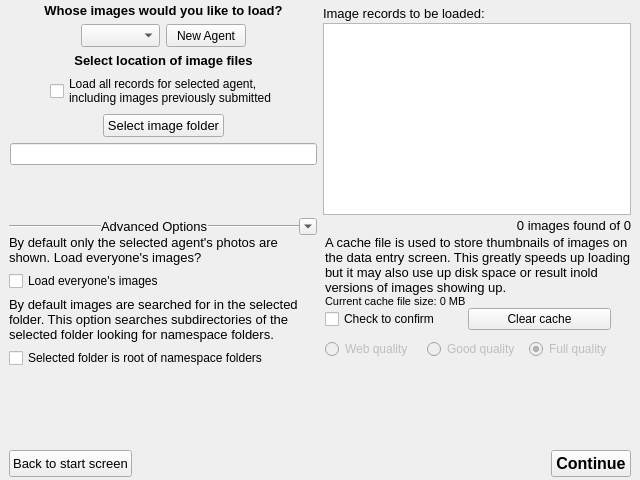
Above: src/editexisting.ui from kopolzin/bioimages-collection-manager before the change. Below: the same form after it.
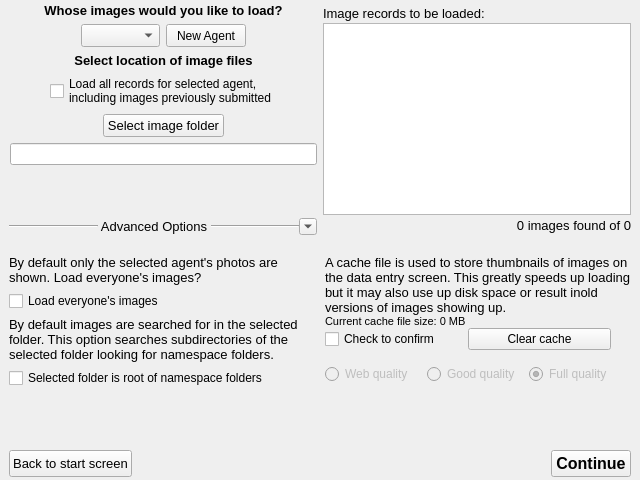
That is the form after the change. Icons and pictures are not drawn.

Diff of the .ui file:
```diff
--- a/src/editexisting.ui
+++ b/src/editexisting.ui
@@ -368,7 +368,7 @@
           </font>
          </property>
          <property name="text">
-          <string>Advanced Options</string>
+          <string> Advanced Options </string>
          </property>
         </widget>
        </item>
@@ -542,6 +542,12 @@
    </item>
    <item row="1" column="0" colspan="2">
     <widget class="QWidget" name="advancedWidget" native="true">
+     <property name="sizePolicy">
+      <sizepolicy hsizetype="Preferred" vsizetype="MinimumExpanding">
+       <horstretch>0</horstretch>
+       <verstretch>0</verstretch>
+      </sizepolicy>
+     </property>
      <layout class="QGridLayout" name="gridLayout">
       <property name="leftMargin">
        <number>0</number>
@@ -558,7 +564,68 @@
       <property name="verticalSpacing">
        <number>0</number>
       </property>
-      <item row="0" column="0" rowspan="2">
+      <item row="2" column="1" rowspan="2">
+       <layout class="QHBoxLayout" name="horizontalLayout_6">
+        <property name="spacing">
+         <number>0</number>
+        </property>
+        <item>
+         <widget class="QRadioButton" name="webQualityButton">
+          <property name="enabled">
+           <bool>false</bool>
+          </property>
+          <property name="sizePolicy">
+           <sizepolicy hsizetype="Minimum" vsizetype="Minimum">
+            <horstretch>0</horstretch>
+            <verstretch>0</verstretch>
+           </sizepolicy>
+          </property>
+          <property name="text">
+           <string>Web quality</string>
+          </property>
+         </widget>
+        </item>
+        <item>
+         <widget class="QRadioButton" name="goodQualityButton">
+          <property name="enabled">
+           <bool>false</bool>
+          </property>
+          <property name="sizePolicy">
+           <sizepolicy hsizetype="Minimum" vsizetype="Minimum">
+            <horstretch>0</horstretch>
+            <verstretch>0</verstretch>
+           </sizepolicy>
+          </property>
+          <property name="text">
+           <string>Good quality</string>
+          </property>
+          <property name="checked">
+           <bool>false</bool>
+          </property>
+         </widget>
+        </item>
+        <item>
+         <widget class="QRadioButton" name="fullQualityButton">
+          <property name="enabled">
+           <bool>false</bool>
+          </property>
+          <property name="sizePolicy">
+           <sizepolicy hsizetype="Minimum" vsizetype="Minimum">
+            <horstretch>0</horstretch>
+            <verstretch>0</verstretch>
+           </sizepolicy>
+          </property>
+          <property name="text">
+           <string>Full quality</string>
+          </property>
+          <property name="checked">
+           <bool>true</bool>
+          </property>
+         </widget>
+        </item>
+       </layout>
+      </item>
+      <item row="1" column="0" rowspan="2">
        <layout class="QVBoxLayout" name="verticalLayout_2">
         <property name="spacing">
          <number>6</number>
@@ -631,68 +698,7 @@
         </item>
        </layout>
       </item>
-      <item row="1" column="1" rowspan="2">
-       <layout class="QHBoxLayout" name="horizontalLayout_6">
-        <property name="spacing">
-         <number>0</number>
-        </property>
-        <item>
-         <widget class="QRadioButton" name="webQualityButton">
-          <property name="enabled">
-           <bool>false</bool>
-          </property>
-          <property name="sizePolicy">
-           <sizepolicy hsizetype="Minimum" vsizetype="Minimum">
-            <horstretch>0</horstretch>
-            <verstretch>0</verstretch>
-           </sizepolicy>
-          </property>
-          <property name="text">
-           <string>Web quality</string>
-          </property>
-         </widget>
-        </item>
-        <item>
-         <widget class="QRadioButton" name="goodQualityButton">
-          <property name="enabled">
-           <bool>false</bool>
-          </property>
-          <property name="sizePolicy">
-           <sizepolicy hsizetype="Minimum" vsizetype="Minimum">
-            <horstretch>0</horstretch>
-            <verstretch>0</verstretch>
-           </sizepolicy>
-          </property>
-          <property name="text">
-           <string>Good quality</string>
-          </property>
-          <property name="checked">
-           <bool>false</bool>
-          </property>
-         </widget>
-        </item>
-        <item>
-         <widget class="QRadioButton" name="fullQualityButton">
-          <property name="enabled">
-           <bool>false</bool>
-          </property>
-          <property name="sizePolicy">
-           <sizepolicy hsizetype="Minimum" vsizetype="Minimum">
-            <horstretch>0</horstretch>
-            <verstretch>0</verstretch>
-           </sizepolicy>
-          </property>
-          <property name="text">
-           <string>Full quality</string>
-          </property>
-          <property name="checked">
-           <bool>true</bool>
-          </property>
-         </widget>
-        </item>
-       </layout>
-      </item>
-      <item row="0" column="1">
+      <item row="1" column="1">
        <layout class="QVBoxLayout" name="verticalLayout_3">
         <item>
          <widget class="QLabel" name="label_5">
@@ -786,6 +792,22 @@
         </item>
        </layout>
       </item>
+      <item row="0" column="0" colspan="2">
+       <spacer name="verticalSpacer_3">
+        <property name="orientation">
+         <enum>Qt::Vertical</enum>
+        </property>
+        <property name="sizeType">
+         <enum>QSizePolicy::Fixed</enum>
+        </property>
+        <property name="sizeHint" stdset="0">
+         <size>
+          <width>20</width>
+          <height>20</height>
+         </size>
+        </property>
+       </spacer>
+      </item>
      </layout>
      <widget class="QLabel" name="label_3">
       <property name="geometry">
```
Left out of the diff: 2 changed lines with no effect on the pictures.
